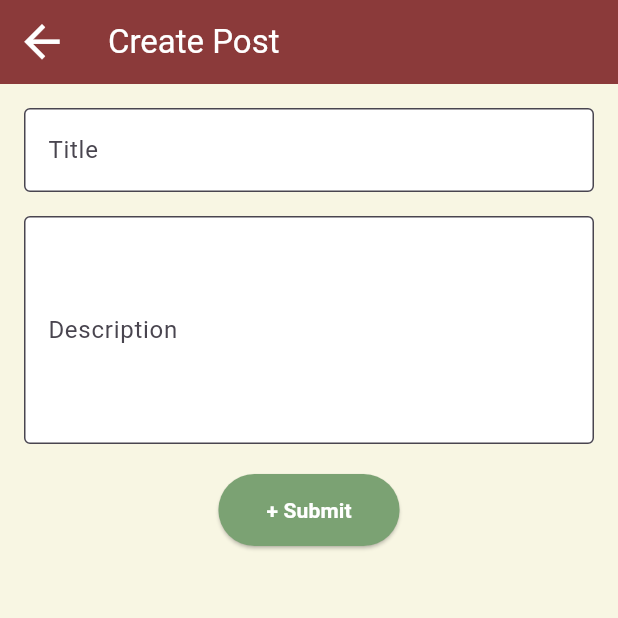
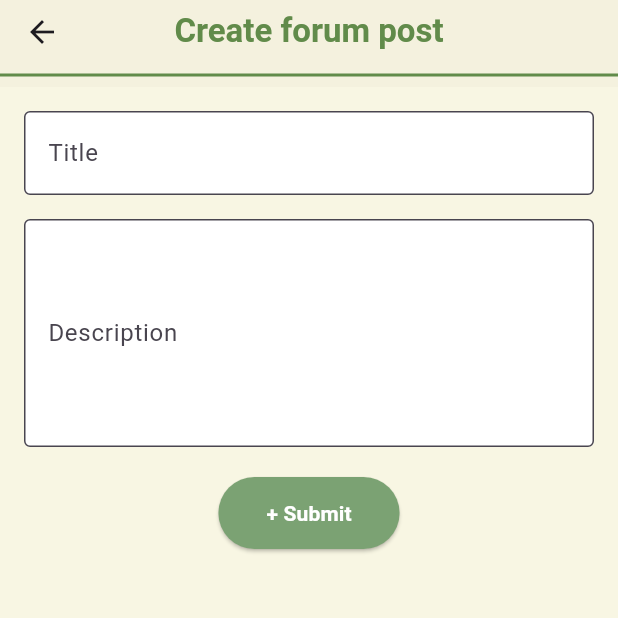
Before and after one commit to vtullo03/ExpAnt, a Flutter app: the ForumListPage screen opened by its route, after a tap on "+ Create post", on a phone screen of 412 x 824 dp, the top half of it. Run offline on Flutter 3.47's test engine with Material 3 defaults, Android fonts, the phone set to English and light mode, and no system bars; our stand-ins replace flutter_colorpicker, google_fonts, shared_preferences; accounts and stored records are empty; network calls fail.

Commit message:
connected profile swipe to back end, updated theme

```diff
--- a/flutter_frontend/lib/create_forum_page.dart
+++ b/flutter_frontend/lib/create_forum_page.dart
@@ -52,9 +52,17 @@ class _CreateForumPageState extends State<CreateForumPage> {
     return Scaffold(
       backgroundColor: const Color(0xFFF8F6E3),
       appBar: AppBar(
-        backgroundColor: const Color(0xFF8B3A3A),
-        iconTheme: const IconThemeData(color: Colors.white, size: 35),
-        title: const Text("Create Post", style: TextStyle(color: Colors.white)),
+        backgroundColor: const Color(0xFFF4F1DE),
+        elevation: 0,
+        centerTitle: true,
+        title: const Text(
+          "Create forum post",
+          style: TextStyle(color: Color(0xFF618B4A), fontWeight: FontWeight.bold),
+        ),
+        bottom: const PreferredSize(
+          preferredSize: Size.fromHeight(2),
+          child: Divider(thickness: 2, color: Color(0xFF618B4A)),
+        ),
       ),
       body: Padding(
         padding: const EdgeInsets.all(16),
--- a/flutter_frontend/lib/forum_list_page.dart
+++ b/flutter_frontend/lib/forum_list_page.dart
@@ -98,31 +98,19 @@ class _ForumListPageState extends State<ForumListPage> {
     @override
     Widget build(BuildContext context) {
       return Scaffold(
-        backgroundColor: const Color(0xFFF8F6E3),
-        appBar: AppBar(
-        backgroundColor: const Color(0xFF8B3A3A),
-        leading: IconButton(
-          icon: const Icon(Icons.arrow_back, color: Colors.white),
-          onPressed: () {
-            Navigator.pop(context); //Goes back to home
-          },
+        backgroundColor: const Color(0xFFF4F1DE),
+      appBar: AppBar(
+        backgroundColor: const Color(0xFFF4F1DE),
+        elevation: 0,
+        centerTitle: true,
+        title: const Text(
+          "Forum",
+          style: TextStyle(color: Color(0xFF618B4A), fontWeight: FontWeight.bold),
         ),
-        title: Container(
-          padding: const EdgeInsets.symmetric(horizontal: 20, vertical: 8),
-          decoration: BoxDecoration(
-            color: const Color(0xFFF8F6E3),
-            borderRadius: BorderRadius.circular(40),
-          ),
-          child: const Text(
-            "Forum",
-            style: TextStyle(
-              fontWeight: FontWeight.bold,
-              fontSize: 18,
-              color: Color(0xFF7BA273),
-            ),
-          ),
+        bottom: const PreferredSize(
+          preferredSize: Size.fromHeight(2),
+          child: Divider(thickness: 2, color: Color(0xFF618B4A)),
         ),
-        centerTitle: true,
       ),
         body: Column(
           children: [
--- a/flutter_frontend/lib/main.dart
+++ b/flutter_frontend/lib/main.dart
@@ -16,6 +16,7 @@ import 'job_board_user_page.dart';
 import 'view_job_details_page.dart';
 import 'message_screen.dart';
 import 'chat_screen.dart';
+import 'profile_swipe_screen.dart';
 
 void main() {
   runApp(const MyApp());
@@ -53,6 +54,7 @@ class MyApp extends StatelessWidget {
           final name = ModalRoute.of(context)!.settings.arguments as String;
           return ChatScreen(name: name);
           },
+        '/profile_swipe' : (context) => const ProfileSwipeScreen(),
 
       },
     );
```
Also changed, not shown: flutter_frontend/lib/forum_detail_page.dart (+17 -13 lines), flutter_frontend/lib/home_page.dart (+8 -0 lines), flutter_frontend/lib/job_board_user_page.dart (+9 -21 lines), flutter_frontend/lib/profile_swipe_screen.dart (+83 -149 lines), flutter_frontend/lib/view_job_details_page.dart (+10 -6 lines).
